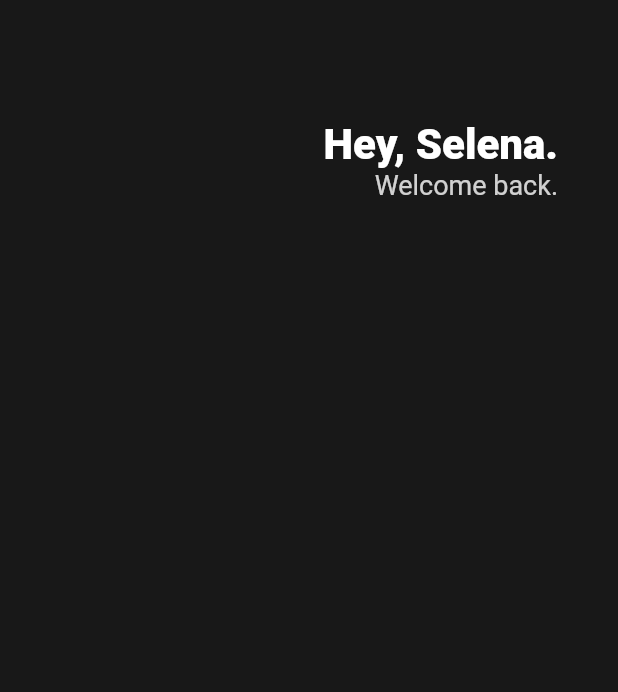
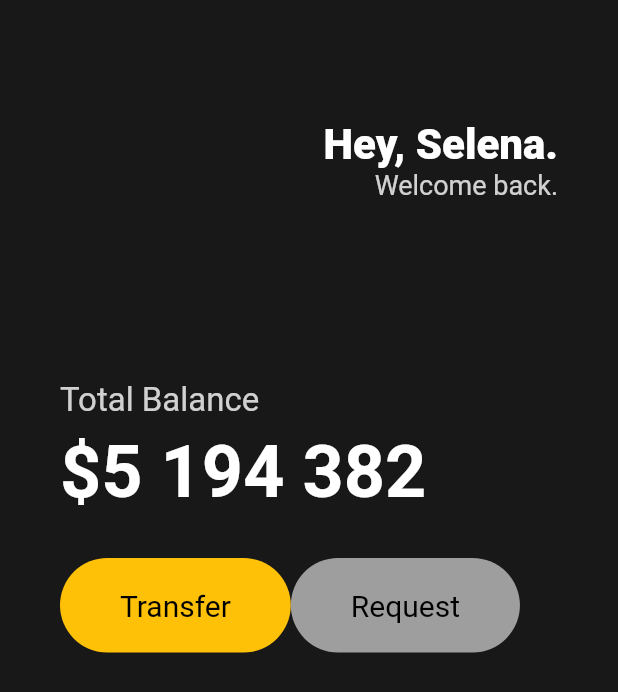
Before and after one commit to limit-b/toonflix, a Flutter app: the screen it shows after launch, on a phone screen of 412 x 824 dp. Shown: the top 692 px of the screen. Run offline on Flutter 3.47's test engine with Material 2 defaults, Android fonts, the phone set to English and light mode, and no system bars.

Commit message:
추가: Buttons Section 추가

```diff
--- a/lib/main.dart
+++ b/lib/main.dart
@@ -44,6 +44,85 @@ class App extends StatelessWidget {
                   ),
                 ],
               ),
+              SizedBox(
+                height: 120,
+              ),
+              Column(
+                crossAxisAlignment: CrossAxisAlignment.start,
+                children: [
+                  Row(
+                    children: [
+                      Text(
+                        "Total Balance",
+                        style: TextStyle(
+                          color: Colors.white.withOpacity(0.8),
+                          fontSize: 22,
+                        ),
+                      ),
+                    ],
+                  ),
+                  SizedBox(
+                    height: 6,
+                  ),
+                  Row(
+                    children: [
+                      Text(
+                        "\$5 194 382",
+                        style: TextStyle(
+                          color: Colors.white,
+                          fontSize: 48,
+                          fontWeight: FontWeight.w600,
+                        ),
+                      ),
+                    ],
+                  ),
+                  SizedBox(
+                    height: 30,
+                  ),
+                  Row(
+                    children: [
+                      Container(
+                        decoration: BoxDecoration(
+                          color: Colors.amber,
+                          borderRadius: BorderRadius.circular(45),
+                        ),
+                        child: Padding(
+                          padding: EdgeInsets.symmetric(
+                            vertical: 20,
+                            horizontal: 40,
+                          ),
+                          child: Text(
+                            "Transfer",
+                            style: TextStyle(
+                              color: Colors.black,
+                              fontSize: 20,
+                            ),
+                          ),
+                        ),
+                      ),
+                      Container(
+                        decoration: BoxDecoration(
+                          color: Colors.grey,
+                          borderRadius: BorderRadius.circular(45),
+                        ),
+                        child: Padding(
+                          padding: EdgeInsets.symmetric(
+                            vertical: 20,
+                            horizontal: 40,
+                          ),
+                          child: Text(
+                            "Request",
+                            style: TextStyle(
+                              color: Colors.black,
+                              fontSize: 20,
+                            ),
+                          ),
+                        ),
+                      ),
+                    ],
+                  ),
+                ],
+              )
             ],
           ),
         ),
```
